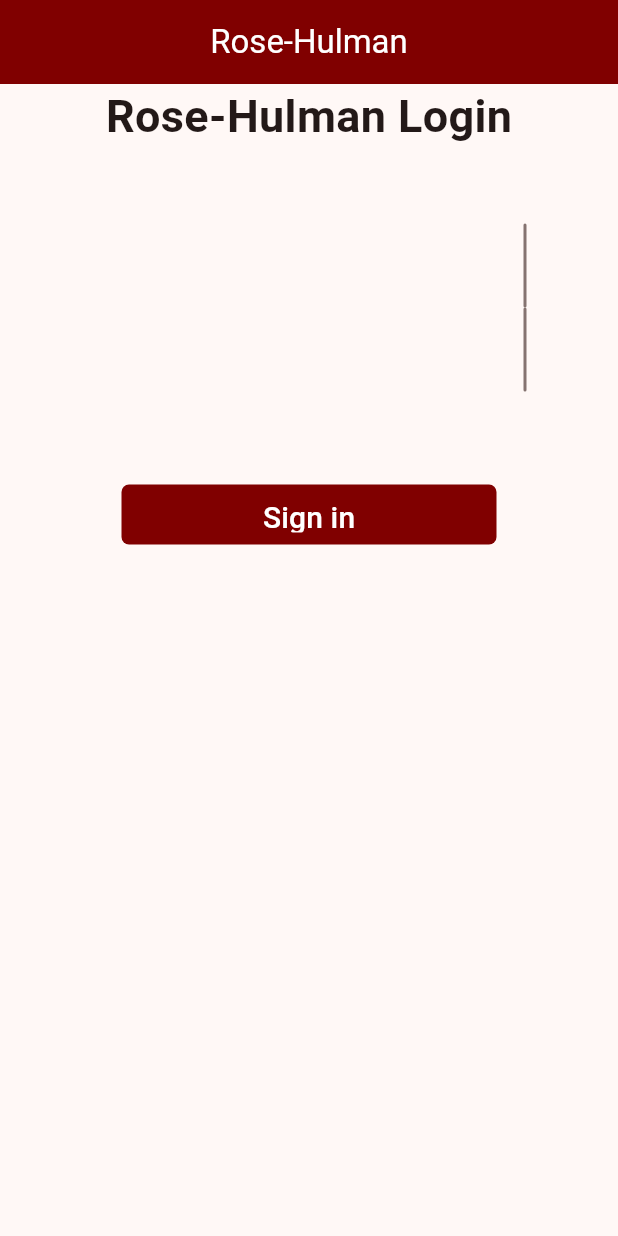
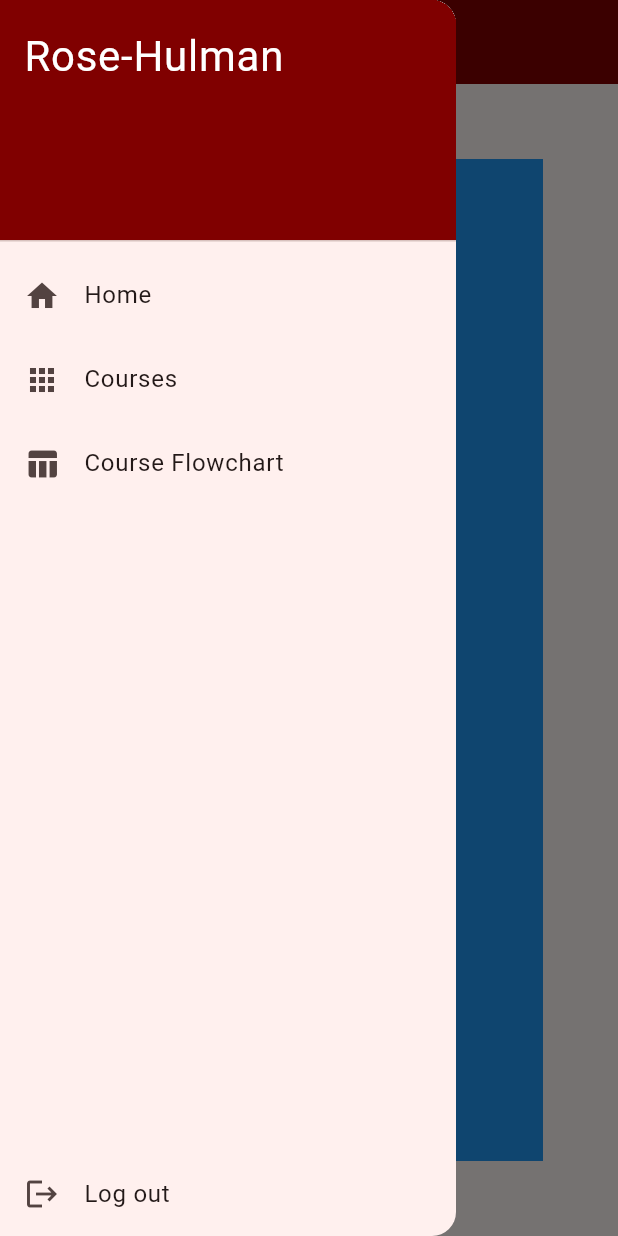
Before and after one commit to rhit-lyuh/csse480-team15, a Flutter app: the screen it shows after launch, with the side drawer open (before the commit the screen has no drawer), on a phone screen of 412 x 824 dp. Run offline on Flutter 3.47's test engine with Material 2 defaults, Android fonts, the phone set to English and light mode, and no system bars.

Commit message:
add drawer

```diff
--- /dev/null
+++ b/project/lib/component/list_page_drawer.dart
@@ -0,0 +1,64 @@
+import 'package:flutter/material.dart';
+import 'package:project/page/CourseFlowCharPage.dart';
+import 'package:project/page/HomePage.dart';
+
+class ListPageDrawer extends StatelessWidget {
+  const ListPageDrawer({
+    super.key,
+  });
+
+  @override
+  Widget build(BuildContext context) {
+    return Drawer(
+      child: Column(
+        crossAxisAlignment: CrossAxisAlignment.stretch,
+        children: [
+          const DrawerHeader(
+            decoration: BoxDecoration(
+              color: Color(0xff800000),
+            ),
+            child: Text(
+              "Rose-Hulman",
+              style: TextStyle(color: Colors.white, fontSize: 28.0),
+            ),
+          ),
+          ListTile(
+            title: const Text("Home"),
+            leading: const Icon(Icons.home),
+            onTap: () {
+              Navigator.push(
+                context,
+                MaterialPageRoute(builder: (context) {
+                  return const HomePage();
+                }),
+              );
+            },
+          ),
+          ListTile(
+            title: const Text("Courses"),
+            leading: const Icon(Icons.apps),
+            onTap: () {},
+          ),
+          ListTile(
+            title: const Text("Course Flowchart"),
+            leading: const Icon(Icons.table_chart),
+            onTap: () {
+              Navigator.push(
+                context,
+                MaterialPageRoute(builder: (context) {
+                  return const CourseFlowChartPage();
+                }),
+              );
+            },
+          ),
+          const Spacer(),
+          ListTile(
+            title: const Text("Log out"),
+            leading: const Icon(Icons.logout),
+            onTap: () {},
+          ),
+        ],
+      ),
+    );
+  }
+}
--- a/project/lib/main.dart
+++ b/project/lib/main.dart
@@ -1,4 +1,5 @@
 import 'package:flutter/material.dart';
+import 'package:project/page/CourseFlowCharPage.dart';
 import 'package:project/page/HomePage.dart';
 import 'package:project/page/LoginPage.dart';
 
@@ -21,7 +22,7 @@ class MyApp extends StatelessWidget {
       ),
       debugShowCheckedModeBanner: false,
       // home: const HomePage(),
-      home: const LoginPage(),
+      home: const CourseFlowChartPage(),
     );
   }
 }
--- /dev/null
+++ b/project/lib/page/CourseFlowCharPage.dart
@@ -0,0 +1,47 @@
+import 'package:flutter/material.dart';
+import 'package:project/component/list_page_drawer.dart';
+
+class CourseFlowChartPage extends StatefulWidget {
+  const CourseFlowChartPage({super.key});
+
+  @override
+  State<CourseFlowChartPage> createState() => _CourseFlowChartPageState();
+}
+
+class _CourseFlowChartPageState extends State<CourseFlowChartPage> {
+  @override
+  Widget build(BuildContext context) {
+    return Scaffold(
+      appBar: AppBar(
+        centerTitle: true,
+        iconTheme: const IconThemeData(color: Colors.white),
+        title: const Text(
+          "Rose-Hulman",
+          style: TextStyle(color: Colors.white),
+        ),
+        backgroundColor: const Color(0xff800000),
+      ),
+      body: Padding(
+        padding: const EdgeInsets.all(50.0),
+        child: ListView(
+          scrollDirection: Axis.horizontal,
+          children: <Widget>[
+            Container(
+              width: 160,
+              color: Colors.red,
+            ),
+            Container(
+              width: 160,
+              color: Colors.blue,
+            ),
+            Container(
+              width: 160,
+              color: Colors.green,
+            ),
+          ],
+        ),
+      ),
+      drawer: const ListPageDrawer(),
+    );
+  }
+}
```
Also changed, not shown: project/lib/page/HomePage.dart (+3 -43 lines).
